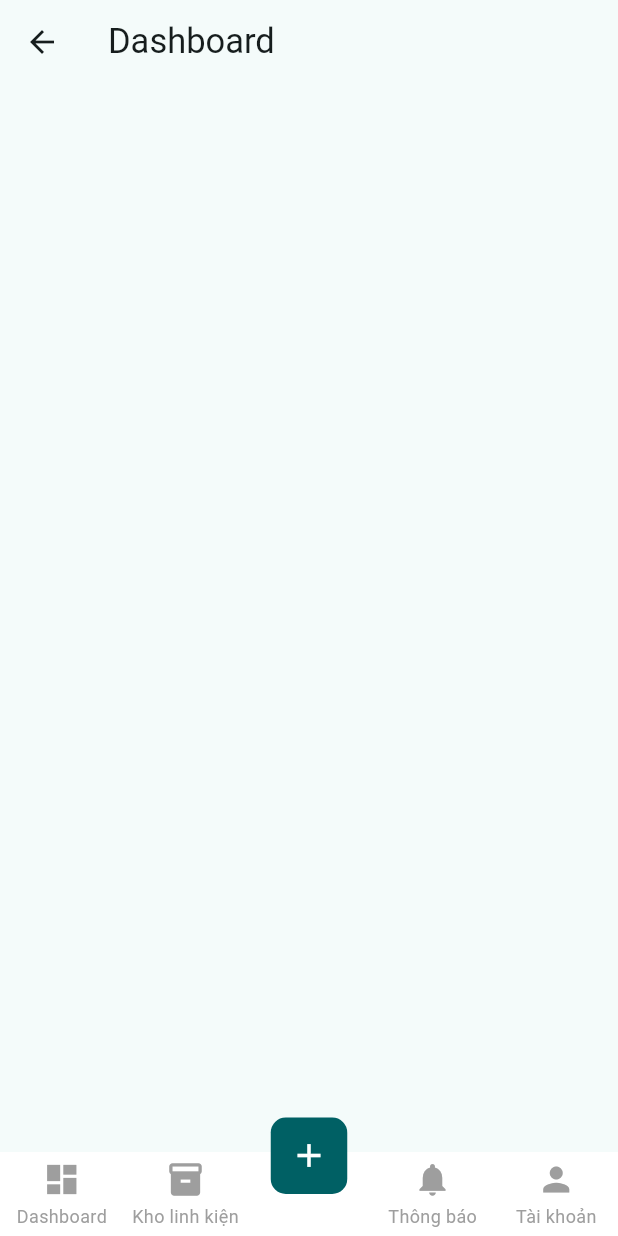
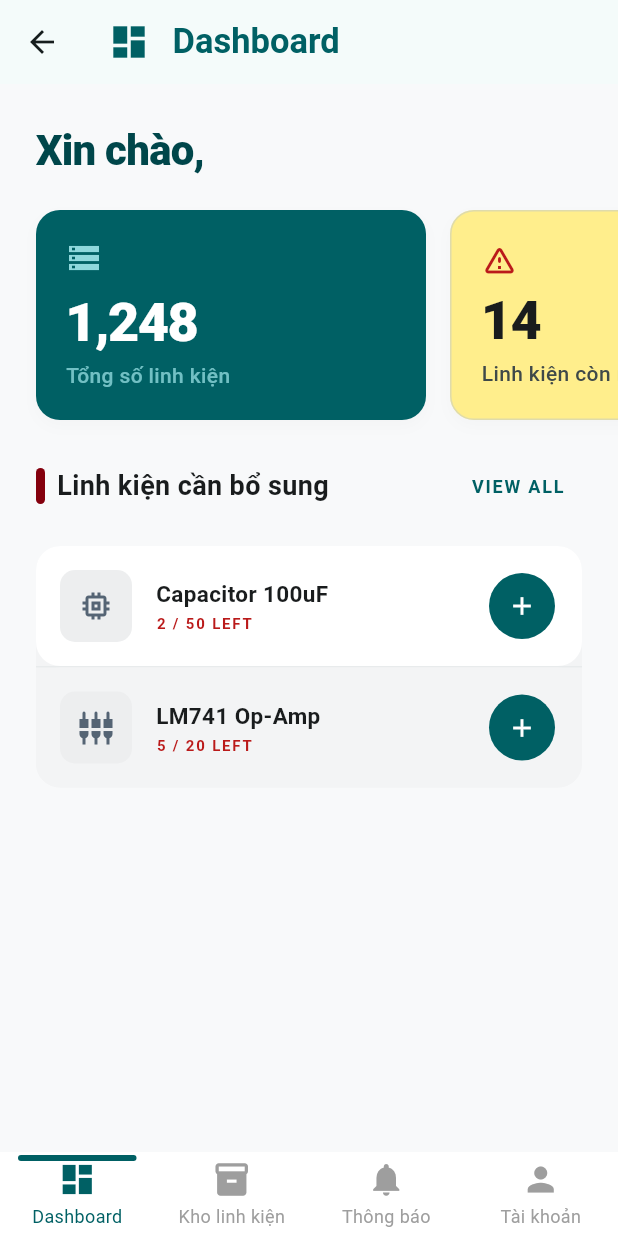
Before and after one commit to TVTIT/electronic_component_storage_app, a Flutter app: the HomeScreen screen opened by its route, on a phone screen of 412 x 824 dp. Run offline on Flutter 3.47's test engine with Material 3 defaults, Android fonts, the phone set to English and light mode, and no system bars; drawn by our look-alikes of persistent_bottom_nav_bar_v2; our stand-ins replace flutter_dotenv, supabase_flutter; accounts and stored records are empty.

Commit message:
vẽ giao diện cho dashboard screen

```diff
--- /dev/null
+++ b/lib/view/app_color.dart
@@ -0,0 +1,18 @@
+import 'dart:ui';
+
+class AppColor {
+  static const Color surfaceColor = Color(0xFFF8F9FA);
+  static const Color onSurfaceColor = Color(0xFF191C1D);
+  static const Color primaryColor = Color(0xFF006064);
+  static const Color primaryContainer = Color(0xFF006064);
+  static const Color onPrimaryContainer = Color(0xFF8FD8DC);
+  static const Color errorColor = Color(0xFFBA1A1A);
+  static const Color warningColor = Color(0xFFFFEE8C);
+  static const Color tertiaryContainer = Color(0xFFAD0D19);
+  static const Color onTertiaryContainer = Color(0xFFFFBBB4);
+  static const Color secondaryContainer = Color(0xFFD1E1F4);
+  static const Color onSecondaryFixedVariant = Color(0xFF394857);
+  static const Color surfaceContainerLow = Color(0xFFF3F4F5);
+  static const Color surfaceContainerLowest = Color(0xFFFFFFFF);
+  static const Color outlineVariant = Color(0xFFBEC8C9);
+}
--- /dev/null
+++ b/lib/view/dashboard/dashboard_screen.dart
@@ -0,0 +1,53 @@
+import 'package:electronic_component_storage_app/control/supabase_account_controller.dart';
+import 'package:electronic_component_storage_app/view/app_color.dart';
+import 'package:electronic_component_storage_app/view/dashboard/restock_items_widget.dart';
+import 'package:electronic_component_storage_app/view/dashboard/storage_stat_widget.dart';
+import 'package:flutter/material.dart';
+import 'package:supabase_flutter/supabase_flutter.dart';
+
+class DashboardScreen extends StatelessWidget {
+  const DashboardScreen({super.key});
+
+  @override
+  Widget build(BuildContext context) {
+    final userName = SupabaseAccountController.userName();
+    return Scaffold(
+      backgroundColor: AppColor.surfaceColor,
+      appBar: AppBar(
+        title: const Row(
+          children: [
+            Icon(Icons.dashboard, color: AppColor.primaryColor, size: 28),
+
+            SizedBox(width: 15),
+
+            Text(
+              "Dashboard",
+              style: TextStyle(
+                color: AppColor.primaryColor,
+                fontWeight: FontWeight.bold,
+              ),
+            ),
+          ],
+        ),
+      ),
+      body: ListView(
+        padding: const EdgeInsets.all(24.0),
+        children: [
+          Text(
+            "Xin chào, $userName",
+            style: TextStyle(
+              fontSize: 28,
+              fontWeight: FontWeight.w800,
+              color: Color(0xFF00464A),
+              letterSpacing: -0.5,
+            ),
+          ),
+          const SizedBox(height: 20),
+          StorageStatWidget(),
+          const SizedBox(height: 20),
+          RestockItemsWidget(),
+        ],
+      ),
+    );
+  }
+}
--- /dev/null
+++ b/lib/view/dashboard/restock_items_widget.dart
@@ -0,0 +1,143 @@
+import 'package:electronic_component_storage_app/view/app_color.dart';
+import 'package:flutter/material.dart';
+
+class RestockItemsWidget extends StatelessWidget {
+  const RestockItemsWidget({super.key});
+
+  Widget _buildRestockItem({
+    required IconData icon,
+    required String name,
+    required String status,
+    required Color bgColor,
+  }) {
+    return Container(
+      padding: const EdgeInsets.all(16),
+      decoration: BoxDecoration(
+        color: bgColor,
+        borderRadius: BorderRadius.circular(16),
+      ),
+      child: Row(
+        mainAxisAlignment: MainAxisAlignment.spaceBetween,
+        children: [
+          Row(
+            children: [
+              Container(
+                width: 48,
+                height: 48,
+                decoration: BoxDecoration(
+                  color: const Color(0xFFEDEEEF),
+                  borderRadius: BorderRadius.circular(10),
+                ),
+                child: Icon(icon, color: const Color(0xFF556474)),
+              ),
+              const SizedBox(width: 16),
+              Column(
+                crossAxisAlignment: CrossAxisAlignment.start,
+                children: [
+                  Text(
+                    name,
+                    style: const TextStyle(
+                      fontWeight: FontWeight.bold,
+                      color: AppColor.onSurfaceColor,
+                    ),
+                  ),
+                  const SizedBox(height: 2),
+                  Text(
+                    status,
+                    style: const TextStyle(
+                      fontSize: 10,
+                      fontWeight: FontWeight.bold,
+                      color: AppColor.errorColor,
+                      letterSpacing: 1.2,
+                    ),
+                  ),
+                ],
+              ),
+            ],
+          ),
+          IconButton(
+            onPressed: () {},
+            style: IconButton.styleFrom(
+              backgroundColor: AppColor.primaryContainer,
+              foregroundColor: Colors.white,
+              shape: const CircleBorder(),
+              padding: const EdgeInsets.all(12),
+            ),
+            icon: const Icon(Icons.add, size: 20),
+          ),
+        ],
+      ),
+    );
+  }
+
+  @override
+  Widget build(BuildContext context) {
+    return Column(
+      crossAxisAlignment: CrossAxisAlignment.start,
+      children: [
+        Row(
+          mainAxisAlignment: MainAxisAlignment.spaceBetween,
+          children: [
+            Row(
+              children: [
+                Container(
+                  width: 6,
+                  height: 24,
+                  decoration: BoxDecoration(
+                    color: const Color(0xFF84000D),
+                    borderRadius: BorderRadius.circular(4),
+                  ),
+                ),
+                const SizedBox(width: 8),
+                const Text(
+                  "Linh kiện cần bổ sung",
+                  style: TextStyle(
+                    fontSize: 18,
+                    fontWeight: FontWeight.bold,
+                    color: AppColor.onSurfaceColor,
+                  ),
+                ),
+              ],
+            ),
+            TextButton(
+              onPressed: () {},
+              child: const Text(
+                "VIEW ALL",
+                style: TextStyle(
+                  color: AppColor.primaryColor,
+                  fontSize: 12,
+                  fontWeight: FontWeight.bold,
+                  letterSpacing: 1.2,
+                ),
+              ),
+            ),
+          ],
+        ),
+        const SizedBox(height: 16),
+        Container(
+          decoration: BoxDecoration(
+            color: AppColor.surfaceContainerLow,
+            borderRadius: BorderRadius.circular(16),
+          ),
+          child: Column(
+            children: [
+              _buildRestockItem(
+                icon: Icons.memory,
+                name: "Capacitor 100uF",
+                status: "2 / 50 LEFT",
+                bgColor: AppColor.surfaceContainerLowest,
+              ),
+              Divider(height: 1, color: AppColor.outlineVariant.withValues(alpha: 0.2)),
+              _buildRestockItem(
+                icon: Icons.settings_input_component,
+                name: "LM741 Op-Amp",
+                status: "5 / 20 LEFT",
+                bgColor: AppColor.surfaceContainerLow,
+              ),
+            ],
+          ),
+        ),
+      ],
+    );
+  }
+}
--- /dev/null
+++ b/lib/view/dashboard/storage_stat_widget.dart
@@ -0,0 +1,106 @@
+import 'package:electronic_component_storage_app/view/app_color.dart';
+import 'package:flutter/material.dart';
+
+class StorageStatWidget extends StatelessWidget {
+  const StorageStatWidget({super.key});
+
+  @override
+  Widget build(BuildContext context) {
+    return SingleChildScrollView(
+      scrollDirection: Axis.horizontal,
+      clipBehavior: Clip.none,
+      child: Row(
+        children: [
+          _buildStatCard(
+            bgColor: AppColor.primaryContainer,
+            icon: Icons.storage,
+            iconColor: AppColor.onPrimaryContainer,
+            label: "Tổng số linh kiện",
+            value: "1,248",
+            valueColor: Colors.white,
+            badgeColor: AppColor.onPrimaryContainer.withValues(alpha: 0.8),
+          ),
+          const SizedBox(width: 16),
+          _buildStatCard(
+            bgColor: AppColor.warningColor,
+            icon: Icons.warning_amber_rounded,
+            iconColor: AppColor.errorColor,
+            label: "Linh kiện còn ít",
+            value: "14",
+            valueColor: AppColor.onSurfaceColor,
+            badgeColor: const Color(0xFF3F4949),
+            borderColor: AppColor.outlineVariant.withValues(alpha: 0.5),
+          ),
+          const SizedBox(width: 16),
+          _buildStatCard(
+            bgColor: AppColor.tertiaryContainer,
+            icon: Icons.error_outline,
+            iconColor: Colors.white,
+            label: "Linh kiện đã hết",
+            value: "03",
+            valueColor: Colors.white,
+            badgeColor: AppColor.onTertiaryContainer,
+          ),
+        ],
+      ),
+    );
+  }
+
+  Widget _buildStatCard({
+    required Color bgColor,
+    required IconData icon,
+    required Color iconColor,
+    required String label,
+    required String value,
+    required Color valueColor,
+    required Color badgeColor,
+    Color? borderColor,
+  }) {
+    return Container(
+      width: 260,
+      height: 140,
+      padding: const EdgeInsets.all(20),
+      decoration: BoxDecoration(
+        color: bgColor,
+        borderRadius: BorderRadius.circular(16),
+        border: borderColor != null ? Border.all(color: borderColor) : null,
+        boxShadow: [
+          BoxShadow(
+            color: Colors.black.withValues(alpha: 0.02),
+            blurRadius: 8,
+            offset: const Offset(0, 4),
+          ),
+        ],
+      ),
+      child: Column(
+        crossAxisAlignment: CrossAxisAlignment.start,
+        mainAxisAlignment: MainAxisAlignment.spaceBetween,
+        children: [
+          Icon(icon, color: iconColor, size: 24),
+          Column(
+            crossAxisAlignment: CrossAxisAlignment.start,
+            children: [
+              Text(
+                value,
+                style: TextStyle(
+                  color: valueColor,
+                  fontSize: 36,
+                  fontWeight: FontWeight.w800,
+                  letterSpacing: -1,
+                ),
+              ),
+              Text(
+                label,
+                style: TextStyle(
+                  color: badgeColor, // Reusing badge color for label as per UI
+                  fontSize: 14,
+                  fontWeight: FontWeight.w500,
+                ),
+              ),
+            ],
+          ),
+        ],
+      ),
+    );
+  }
+}
--- a/lib/view/dashboard_screen.dart
+++ /dev/null
@@ -1,14 +0,0 @@
-import 'package:flutter/material.dart';
-
-class DashboardScreen extends StatelessWidget {
-  const DashboardScreen({super.key});
-
-  @override
-  Widget build(BuildContext context) {
-    return Scaffold(
-      appBar: AppBar(
-        title: Text("Dashboard"),
-      ),
-    );
-  }
-}
--- a/lib/view/home_screen.dart
+++ b/lib/view/home_screen.dart
@@ -1,5 +1,5 @@
 import 'package:electronic_component_storage_app/view/add_component_screen.dart';
-import 'package:electronic_component_storage_app/view/dashboard_screen.dart';
+import 'package:electronic_component_storage_app/view/dashboard/dashboard_screen.dart';
 import 'package:electronic_component_storage_app/view/notification_screen.dart';
 import 'package:electronic_component_storage_app/view/profile/profile_screen.dart';
 import 'package:electronic_component_storage_app/view/storage_screen.dart';
@@ -42,11 +42,11 @@ class HomeScreen extends StatelessWidget {
             title: "Kho linh kiện",
           ),
         ),
-        PersistentTabConfig(
-          screen: const AddComponentScreen(),
-          item: _itemConfigBuilder(icon: Icon(Icons.add), inactiveForegroundColor: Colors.white),
-          //item: ItemConfig(icon: Icon(Icons.add), inactiveForegroundColor: Colors.white, activeForegroundColor: Color(0xFF006064))
-        ),
+        // PersistentTabConfig(
+        //   screen: const AddComponentScreen(),
+        //   item: _itemConfigBuilder(icon: Icon(Icons.add), inactiveForegroundColor: Colors.white),
+        //   //item: ItemConfig(icon: Icon(Icons.add), inactiveForegroundColor: Colors.white, activeForegroundColor: Color(0xFF006064))
+        // ),
         PersistentTabConfig(
           screen: const NotificationScreen(),
           item: _itemConfigBuilder(icon: Icon(Icons.notifications), title: "Thông báo"),
@@ -57,7 +57,7 @@ class HomeScreen extends StatelessWidget {
         ),
       ],
 
-      navBarBuilder: (navBarConfig) => Style14BottomNavBar(
+      navBarBuilder: (navBarConfig) => Style4BottomNavBar(
         navBarConfig: navBarConfig,
       ),
     );
```
